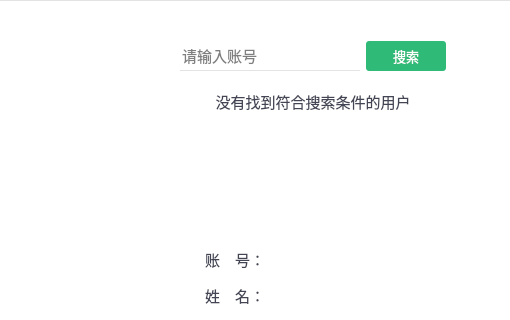
The window that STSample/STContactAddNew.ui (sunpu/stsample) describes before a commit, drawn with Qt 5; both pictures show x 0 to 510 and y 0 to 320 of the 626 by 454 pixel window.
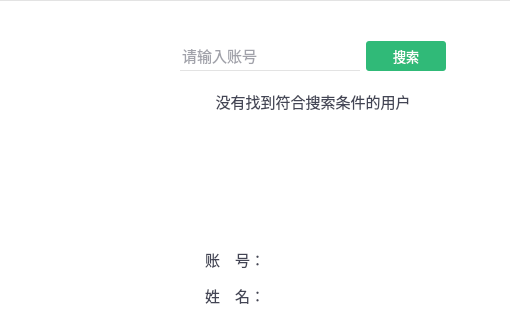
The same window after the commit. Custom widgets are drawn as their Qt base class.

```diff
--- a/STSample/STContactAddNew.ui
+++ b/STSample/STContactAddNew.ui
@@ -68,7 +68,7 @@
          </font>
         </property>
         <property name="styleSheet">
-         <string notr="true">border: 0px;border-bottom: 1px solid #e3e3e3;
+         <string notr="true">color: rgb(67, 69, 85);border: 0px;border-bottom: 1px solid #e3e3e3;
 </string>
         </property>
         <property name="placeholderText">
```
